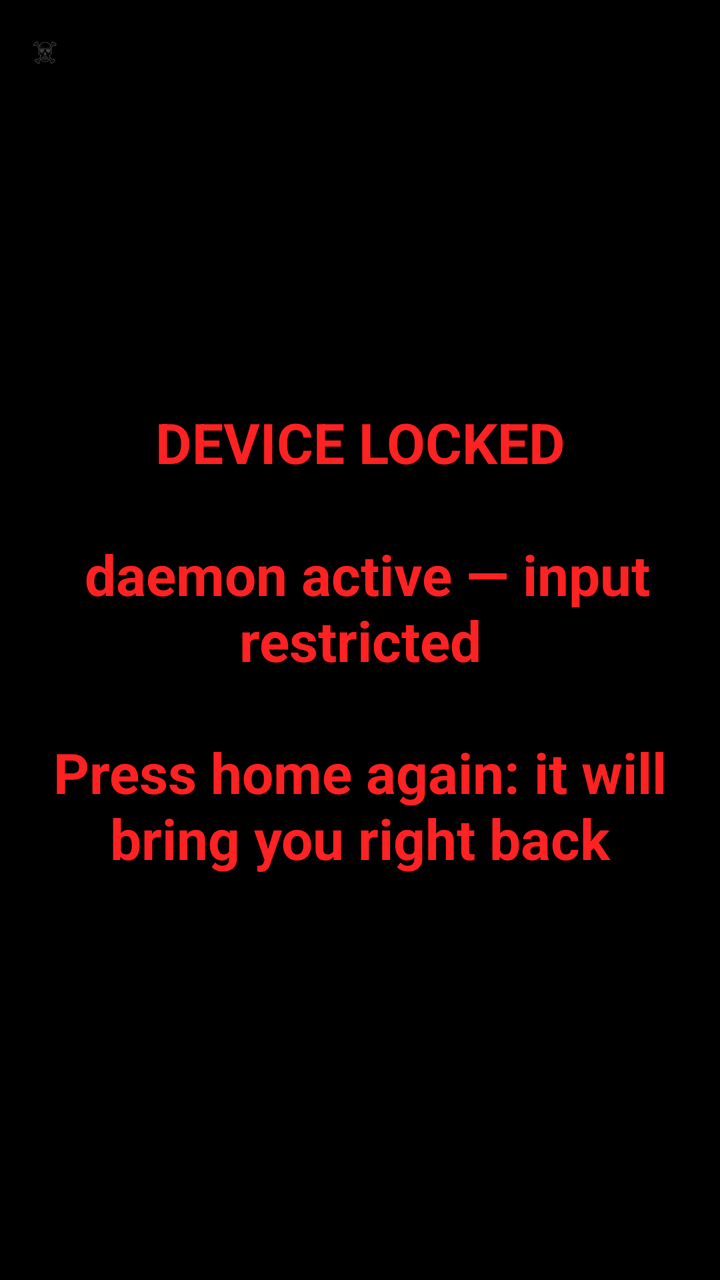
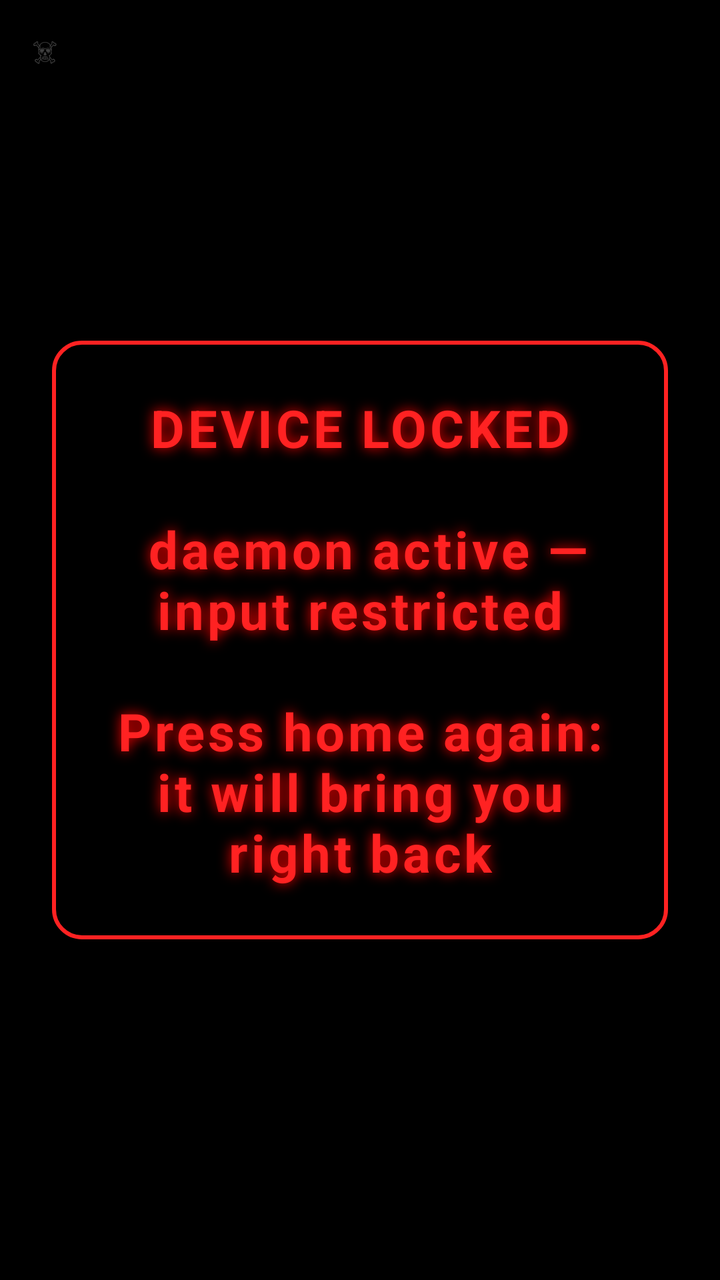

Two renders of the same Android screen: before a commit and after it. Below are the layout's source before the change and the commit's diff.
<!-- AndroidManifest.xml: application theme Theme.AppCompat.NoActionBar -->
<!-- res/layout/overlay_lock.xml -->
<?xml version="1.0" encoding="utf-8"?>
<FrameLayout xmlns:android="http://schemas.android.com/apk/res/android"
    android:layout_width="match_parent"
    android:layout_height="match_parent"
    android:background="#000000">

    <TextView
        android:layout_width="match_parent"
        android:layout_height="wrap_content"
        android:layout_gravity="center"
        android:gravity="center"
        android:text="DEVICE LOCKED\n\n daemon active — input restricted\n\nPress home again: it will bring you right back"
        android:textColor="#ff2222"
        android:textSize="28sp"
        android:textStyle="bold"/>

    <TextView
        android:id="@+id/overlaySkull"
        android:layout_width="wrap_content"
        android:layout_height="wrap_content"
        android:layout_margin="16dp"
        android:alpha="0.25"
        android:text="☠"
        android:textColor="#ffffff"
        android:textSize="14sp"/>
</FrameLayout>
<!-- resources referenced by this layout -->
<resources>

</resources>

<!-- the commit's change to res/layout/overlay_lock.xml (unified diff, before → after) -->
@@ -8,10 +8,18 @@
         android:layout_width="match_parent"
         android:layout_height="wrap_content"
         android:layout_gravity="center"
+        android:layout_margin="26dp"
+        android:background="@drawable/bg_lock_border"
         android:gravity="center"
+        android:letterSpacing="0.06"
+        android:padding="26dp"
+        android:shadowColor="#ff0000"
+        android:shadowDx="0"
+        android:shadowDy="0"
+        android:shadowRadius="16"
         android:text="DEVICE LOCKED\n\n daemon active — input restricted\n\nPress home again: it will bring you right back"
         android:textColor="#ff2222"
-        android:textSize="28sp"
+        android:textSize="26sp"
         android:textStyle="bold"/>
 
     <TextView
<!-- resource entries referenced after the edit -->
@@ -1,5 +1,14 @@
 <!-- resources referenced by this layout -->
 <resources>
-
+  <!-- drawable bg_lock_border (drawable) -->
+  <?xml version="1.0" encoding="utf-8"?>
+  <shape xmlns:android="http://schemas.android.com/apk/res/android"
+      android:shape="rectangle">
+      <solid android:color="#E6000000" />
+      <stroke
+          android:width="2dp"
+          android:color="#ff2222" />
+      <corners android:radius="14dp" />
+  </shape>
 </resources>
 
